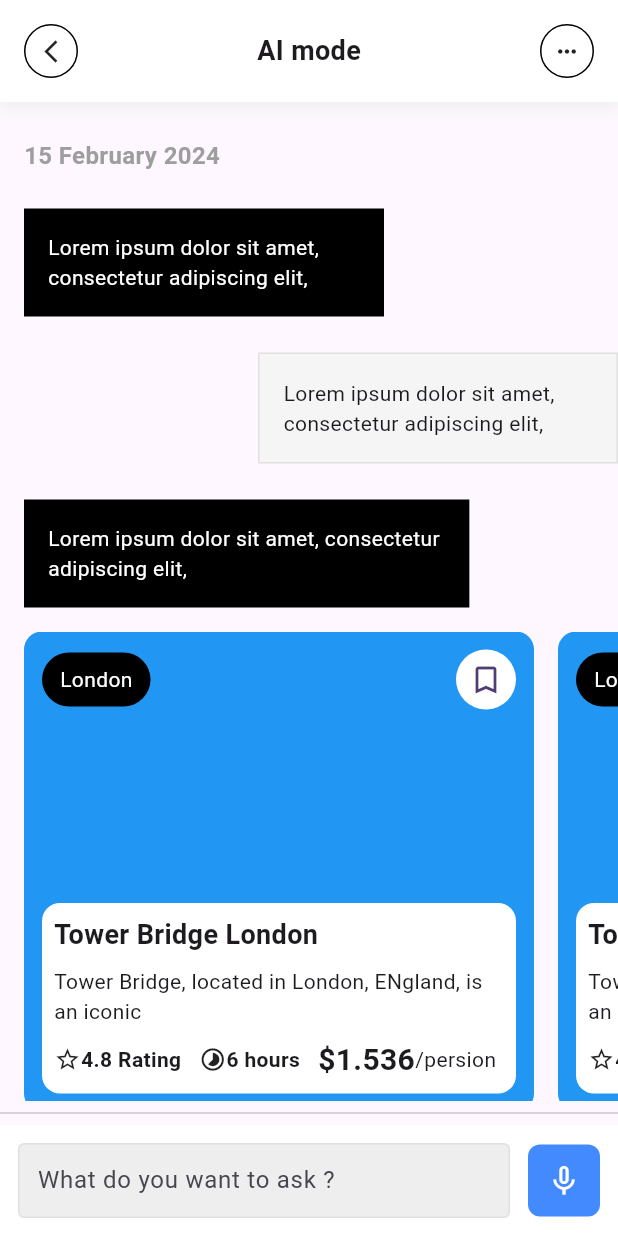
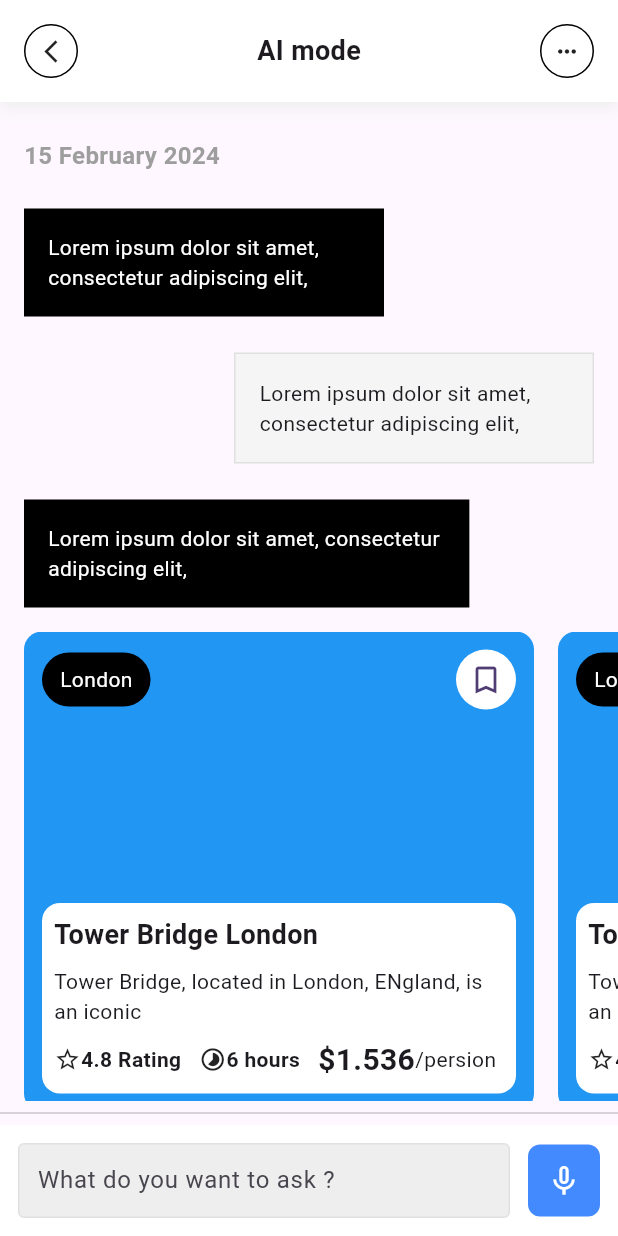
Before and after one commit to JAICHANGPARK/flutter_notebook_chapter_36, a Flutter app: the AiTravelChatPage screen opened directly, on a phone screen of 412 x 824 dp. Run offline on Flutter 3.47's test engine with Material 3 defaults, Android fonts, the phone set to English and light mode, and no system bars; our stand-ins replace gap, google_fonts.

Commit message:
Update ai_travel_chat_page.dart

```diff
--- a/lib/ep1841_ai_travel_app/views/ai_travel_chat_page.dart
+++ b/lib/ep1841_ai_travel_app/views/ai_travel_chat_page.dart
@@ -112,6 +112,7 @@ class _AiTravelChatPageState extends State<AiTravelChatPage> {
                       children: [
                         Container(
                           width: 240,
+                          margin: EdgeInsets.only(right: 16),
                           padding: const EdgeInsets.all(16),
                           decoration: BoxDecoration(
                             color: Colors.grey[100]!,
```
